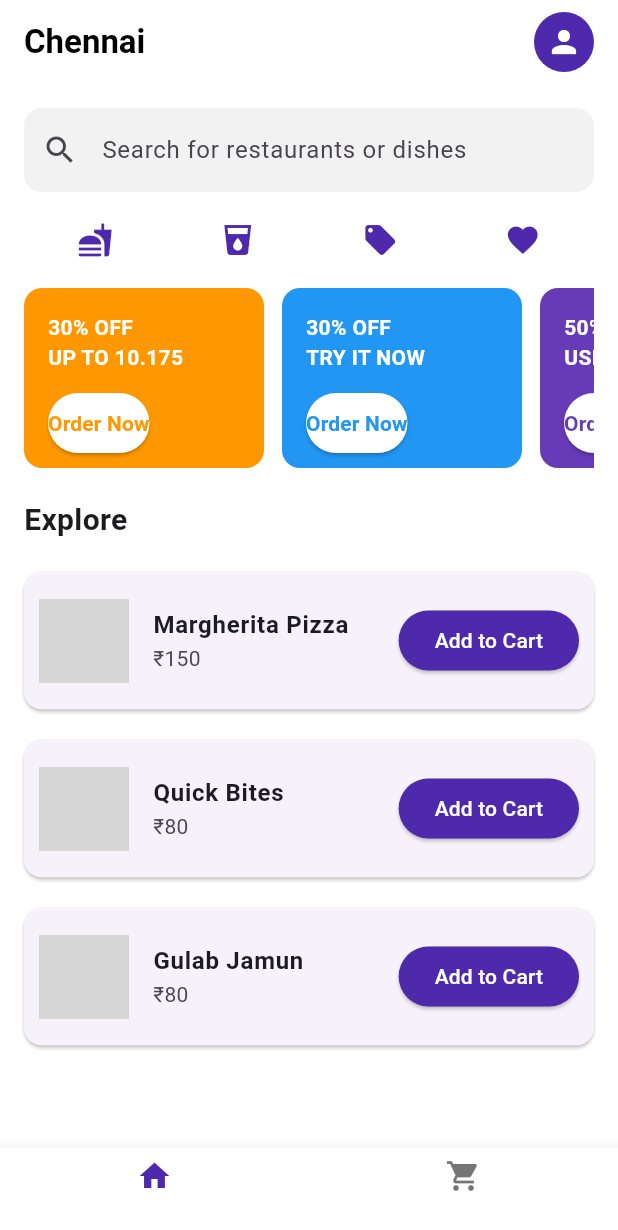
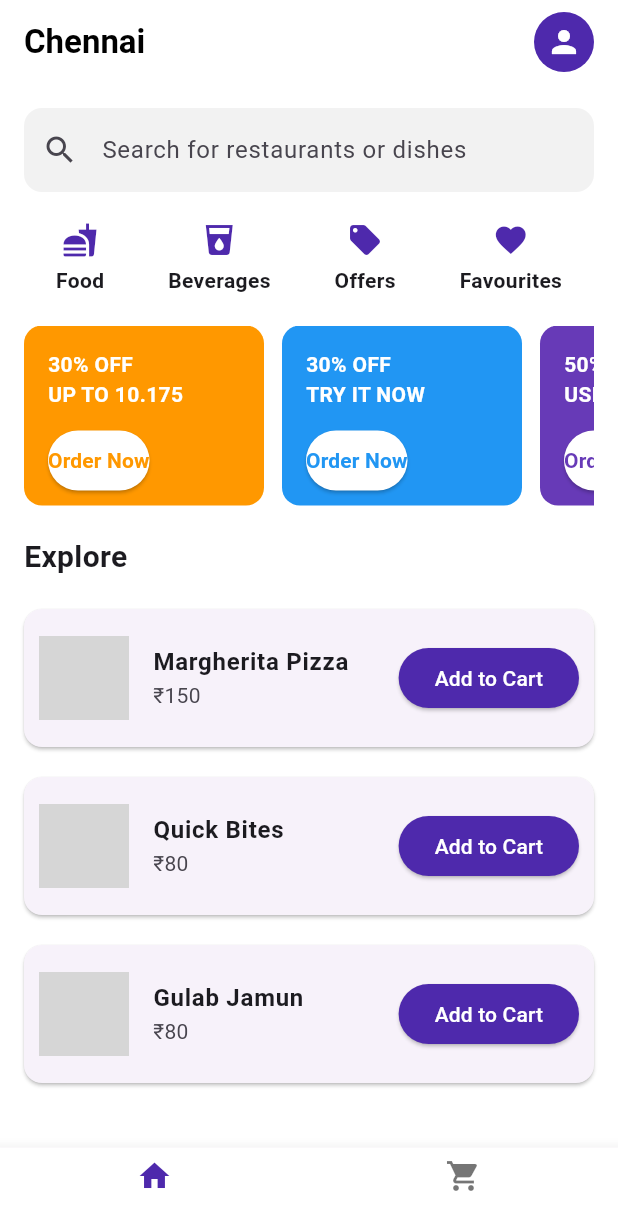
Before and after one commit to VISWA68/Brandopedia-Food-App, a Flutter app: the screen it shows after launch, on a phone screen of 412 x 824 dp. Shown: the top 1230 px of the screen. Run offline on Flutter 3.47's test engine with Material 3 defaults, Android fonts, the phone set to English and light mode, and no system bars; our stand-ins replace lottie, sqflite; accounts and stored records are empty; network calls fail; grey boxes are pictures that could not be loaded.

```diff
--- a/food_app/lib/screens/home_screen.dart
+++ b/food_app/lib/screens/home_screen.dart
@@ -62,10 +62,54 @@ class HomeScreen extends StatelessWidget {
           Row(
             mainAxisAlignment: MainAxisAlignment.spaceAround,
             children: const [
-              Icon(Icons.fastfood, color: Color(0xFF4e29ac)),
-              Icon(Icons.local_drink, color: Color(0xFF4e29ac)),
-              Icon(Icons.local_offer, color: Color(0xFF4e29ac)),
-              Icon(Icons.favorite, color: Color(0xFF4e29ac)),
+              Column(
+                children: [
+                  Icon(Icons.fastfood, color: Color(0xFF4e29ac)),
+                  SizedBox(
+                    height: 5,
+                  ),
+                  Text(
+                    "Food",
+                    style: TextStyle(fontWeight: FontWeight.bold),
+                  ),
+                ],
+              ),
+              Column(
+                children: [
+                  Icon(Icons.local_drink, color: Color(0xFF4e29ac)),
+                  SizedBox(
+                    height: 5,
+                  ),
+                  Text(
+                    "Beverages",
+                    style: TextStyle(fontWeight: FontWeight.bold),
+                  ),
+                ],
+              ),
+              Column(
+                children: [
+                  Icon(Icons.local_offer, color: Color(0xFF4e29ac)),
+                  SizedBox(
+                    height: 5,
+                  ),
+                  Text(
+                    "Offers",
+                    style: TextStyle(fontWeight: FontWeight.bold),
+                  ),
+                ],
+              ),
+              Column(
+                children: [
+                  Icon(Icons.favorite, color: Color(0xFF4e29ac)),
+                  SizedBox(
+                    height: 5,
+                  ),
+                  Text(
+                    "Favourites",
+                    style: TextStyle(fontWeight: FontWeight.bold),
+                  ),
+                ],
+              ),
             ],
           ),
           const SizedBox(height: 20),
--- a/food_app/pubspec.yaml
+++ b/food_app/pubspec.yaml
@@ -37,6 +37,7 @@ dependencies:
   provider: ^6.1.4
   sqflite: ^2.4.1
   path: ^1.9.0
+  lottie: ^3.3.1
 
 dev_dependencies:
   flutter_test:
@@ -61,8 +62,8 @@ flutter:
   uses-material-design: true
 
   # To add assets to your application, add an assets section, like this:
-  # assets:
-  #   - images/a_dot_burr.jpeg
+  assets:
+    - assets/lottie.json
   #   - images/a_dot_ham.jpeg
 
   # An image asset can refer to one or more resolution-specific "variants", see
```
Also changed, not shown: food_app/assets/lottie.json (added, +1 -0 lines), food_app/lib/screens/cart_screen.dart (+54 -1 lines), food_app/pubspec.lock.
